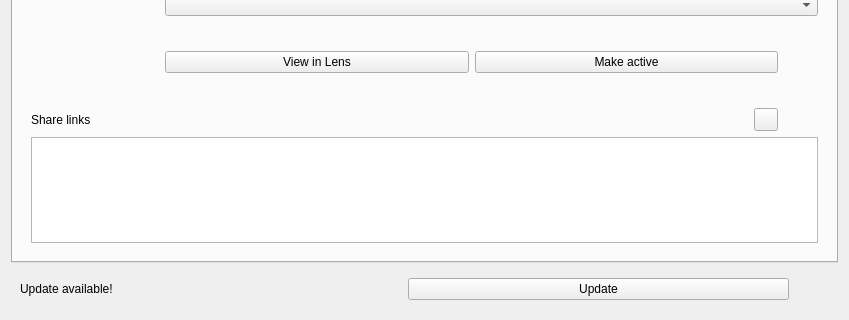
First picture: the form in WorkspaceView.ui, repository Ondsel-Development/Ondsel-Lens-Addon, before the edit; both pictures show x 0 to 849 and y 543 to 863 of the 849 by 863 pixel window.
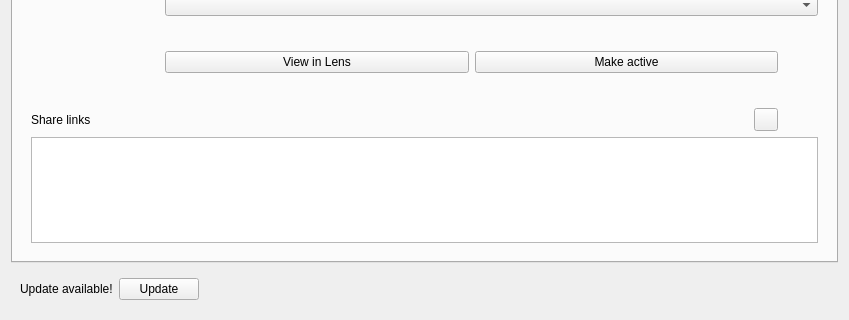
Second picture: the form after the edit. The open tabs and pages were chosen to show the change. Icons and pictures are not drawn.

Diff of the .ui file:
```diff
--- a/WorkspaceView.ui
+++ b/WorkspaceView.ui
@@ -594,7 +594,7 @@
       <item>
        <spacer name="horizontalSpacer">
         <property name="orientation">
-         <enum>Qt::Vertical</enum>
+         <enum>Qt::Orientation::Horizontal</enum>
         </property>
         <property name="sizeHint" stdset="0">
          <size>
```
Left out of the diff: 8 changed lines with no effect on the pictures.
